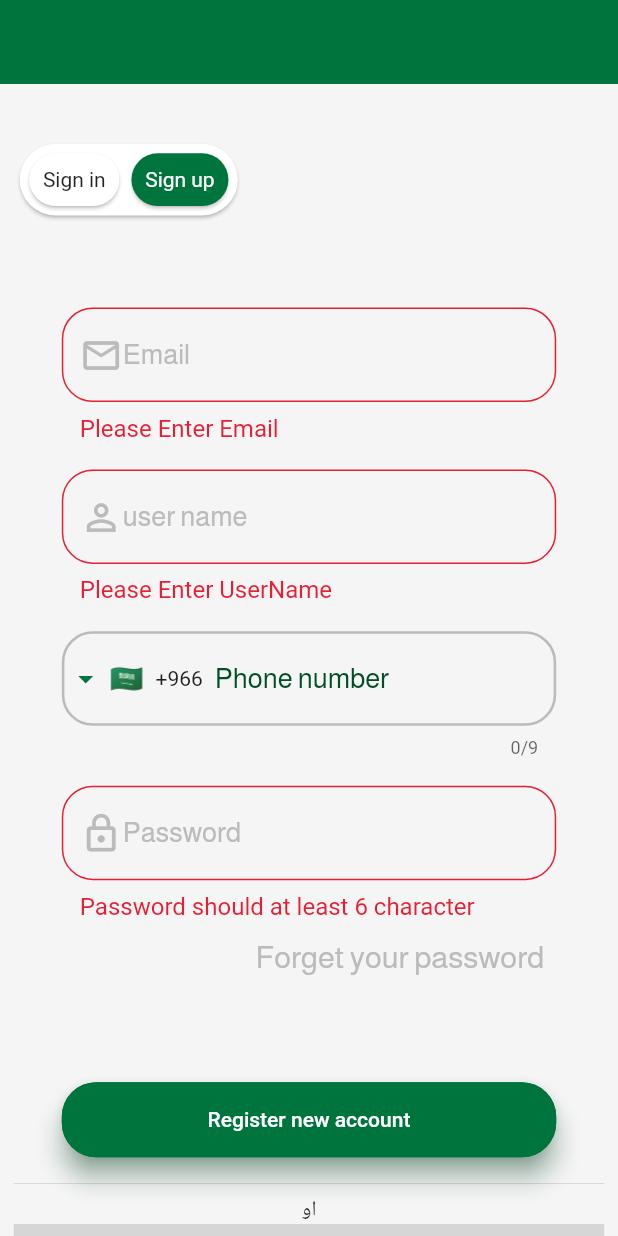
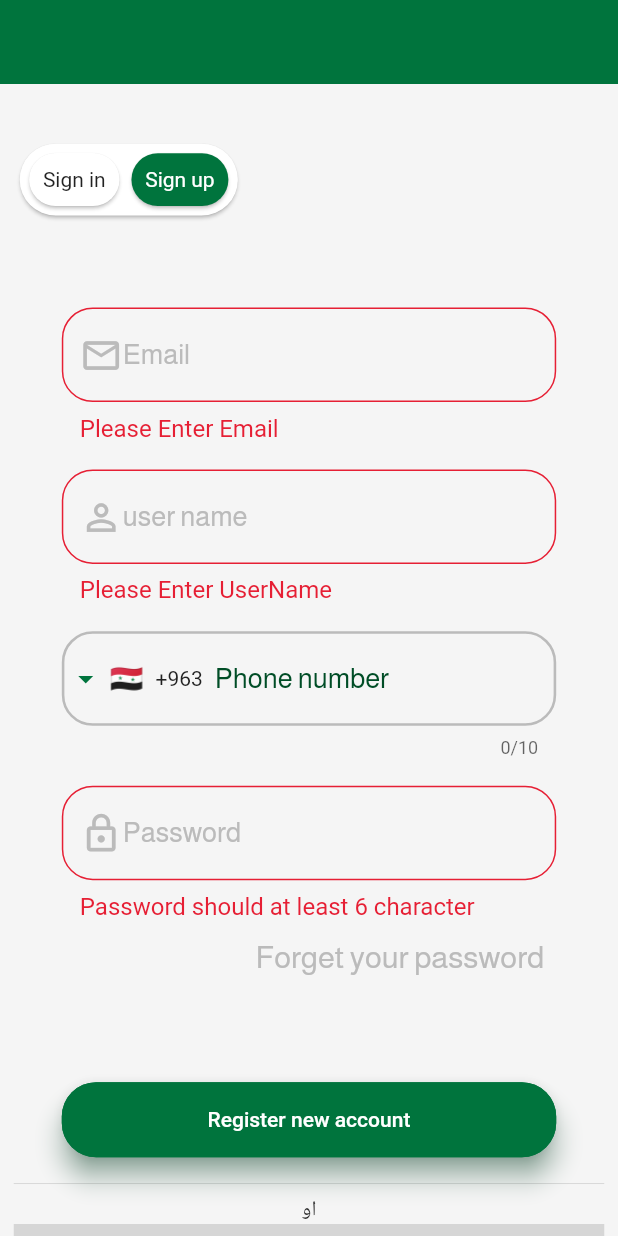
Before and after one commit to MohammadAssaf10/AsrarApp, a Flutter app: the screen it shows after launch, after a tap on "Sign up", after a tap on "Register new account", on a phone screen of 412 x 824 dp. Run offline on Flutter 3.47's test engine with Material 2 defaults, Android fonts, the phone set to English and light mode, and no system bars; drawn by our look-alikes of intl_phone_field; our stand-ins replace audioplayers, bloc, cached_network_image, cloud_firestore, dartz, dio and 17 more; missing offline and left inert: flutter_sound, go_sell_sdk_flutter; accounts and stored records are empty; generated files the repository leaves out were written again; project files that could hold a hidden picture were left out; grey boxes are pictures that could not be loaded.

Commit message:
finish app

```diff
--- a/assets/translations/ar.json
+++ b/assets/translations/ar.json
@@ -143,5 +143,6 @@
   "select_language": "اختر اللغة",
   "notification": "الإشعارات",
   "show_details": "عرض التفاصيل",
-  "pay": "دفع"
+  "pay": "دفع",
+  "allow_notification": "السماح باظهار الاشعارات على الشاشة الرئيسية"
 }
--- a/assets/translations/en.json
+++ b/assets/translations/en.json
@@ -148,5 +148,6 @@
   "select_image_source": "Select Image Source",
   "save": "Save",
   "password_updated": "Password Updated",
-  "instructions": "Instructions: "
+  "instructions": "Instructions: ",
+  "allow_notification": "Allow notifications to show on the home screen"
 }
--- a/lib/config/strings_manager.dart
+++ b/lib/config/strings_manager.dart
@@ -127,6 +127,7 @@ class AppStrings {
   static const String english = "english";
   static const String selectLanguage = "select_language";
   static const String pay = "pay";
+  static const String allowNotification = "allow_notification";
 
 
   // exception handler
--- a/lib/core/app/di.dart
+++ b/lib/core/app/di.dart
@@ -104,7 +104,10 @@ void initHomeModule() {
 }
 
 void initSupportChatModule(User user) {
-  instance.registerLazySingleton<SupportChatRepository>(() {
+  if (instance.isRegistered<SupportChatRepository>()) {
+    instance.unregister<SupportChatRepository>();
+  }
+  instance.registerFactory<SupportChatRepository>(() {
     return SupportChatRepository(
         FirebaseFirestore.instance, instance<NetworkInfo>(), user);
   });
--- a/lib/features/auth/presentation/common/functions.dart
+++ b/lib/features/auth/presentation/common/functions.dart
@@ -77,7 +77,7 @@ Future<String> phoneDialog(BuildContext context) async {
                         borderSide: BorderSide(),
                       ),
                     ),
-                    initialCountryCode: 'SA',
+                    initialCountryCode: 'SY',
                     onChanged: (phone) {
                       countryCode = phone.countryCode;
                       phoneNumber = phone.number;
--- a/lib/features/auth/presentation/common/widgets/new_account_form.dart
+++ b/lib/features/auth/presentation/common/widgets/new_account_form.dart
@@ -24,7 +24,7 @@ class NewAccountForm extends StatefulWidget {
 class _NewAccountFormState extends State<NewAccountForm> {
   final GlobalKey<FormState> _key = GlobalKey<FormState>();
   String phoneNumber = '';
-  String countryCode = '966';
+  String countryCode = '963';
 
   final TextEditingController _emailTextEditingController =
       TextEditingController();
@@ -119,7 +119,7 @@ class _NewAccountFormState extends State<NewAccountForm> {
                     labelStyle:
                         Theme.of(context).inputDecorationTheme.labelStyle,
                   ),
-                  initialCountryCode: 'SA',
+                  initialCountryCode: 'SY',
                   onChanged: (phone) {
                     countryCode = phone.countryCode;
                     phoneNumber = phone.number;
--- a/lib/features/auth/presentation/pages/verification_view.dart
+++ b/lib/features/auth/presentation/pages/verification_view.dart
@@ -5,6 +5,7 @@ import 'package:flutter_bloc/flutter_bloc.dart';
 import 'package:flutter_screenutil/flutter_screenutil.dart';
 
 import '../../../../config/app_localizations.dart';
+import '../../../../config/routes_manager.dart';
 import '../../../../config/strings_manager.dart';
 import '../../../../config/values_manager.dart';
 import '../bloc/authentication_bloc.dart';
@@ -65,6 +66,7 @@ class _VerificationViewState extends State<VerificationView> {
                   onPressed: () {
                     if (_codeTextEditingController.text == code.toString()) {
                       authenticationBloc.add(VerificationCodeSubmitted());
+                      Navigator.pushReplacementNamed(context, Routes.homeRoute);
                     } else {
                       showDialog(
                           context: context,
--- a/lib/features/home/presentation/pages/main/your_account.dart
+++ b/lib/features/home/presentation/pages/main/your_account.dart
@@ -29,7 +29,7 @@ class YourAccountScreen extends StatelessWidget {
         text: user.phoneNumber.substring(4, user.phoneNumber.length));
     final GlobalKey<FormState> phoneKey = GlobalKey<FormState>();
     String phoneNumber = user.phoneNumber;
-    String countryCode = '+966';
+    String countryCode = '963';
     return Scaffold(
         appBar: AppBar(
           title: Text(
@@ -108,7 +108,7 @@ class YourAccountScreen extends StatelessWidget {
                         borderSide: BorderSide(),
                       ),
                     ),
-                    initialCountryCode: 'SA',
+                    initialCountryCode: 'SY',
                     onChanged: (phone) {
                       countryCode = phone.countryCode;
                       phoneNumber = phone.number;
--- a/lib/features/payment/presentation/widgets/payment_button.dart
+++ b/lib/features/payment/presentation/widgets/payment_button.dart
@@ -103,7 +103,7 @@ class _PaymentButtonState extends State<PaymentButton> {
         // select payments you need to show [Default is all, and you can choose between WEB-CARD-APPLEPAY ]
         paymentType: PaymentType.ALL,
         // Transaction mode
-        sdkMode: SDKMode.Production,
+        sdkMode: SDKMode.Sandbox,
       );
     } on PlatformException {
       // platformVersion = 'Failed to get platform version.';
--- a/lib/features/shop/presentation/common/function.dart
+++ b/lib/features/shop/presentation/common/function.dart
@@ -44,7 +44,7 @@ void showOrderDialog(
   Function(String completePhoneNumber,String chargeId) acceptOnTap,
 ) async {
   String phoneNumber = number;
-  String countryCode = '966';
+  String countryCode = '963';
   final TextEditingController controller = TextEditingController(text: number);
   showDialog(
     context: context,
@@ -91,7 +91,7 @@ void showOrderDialog(
                       borderSide: BorderSide(),
                     ),
                   ),
-                  initialCountryCode: 'SA',
+                  initialCountryCode: 'SY',
                   onChanged: (phone) {
                     countryCode = phone.countryCode;
                     phoneNumber = phone.number;
```
Also changed, not shown: lib/features/chat/data/repositories/support_chat_repository.dart (+18 -5 lines), lib/features/home/presentation/pages/main/profile_screen.dart (+12 -5 lines), 1 other file.
